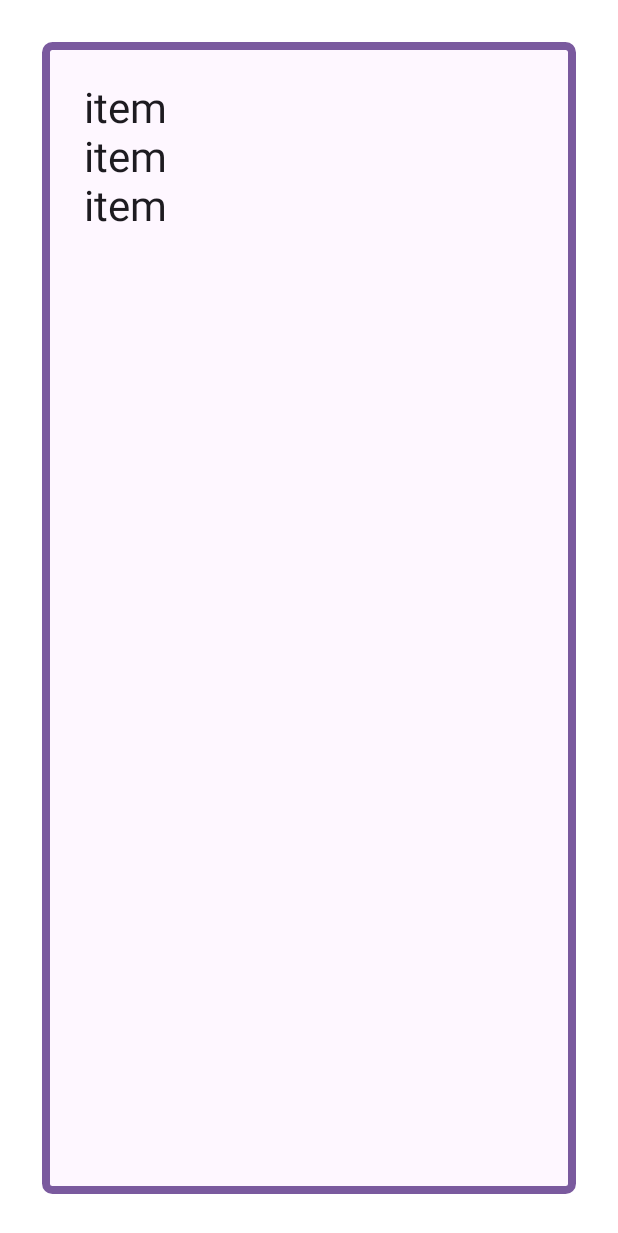
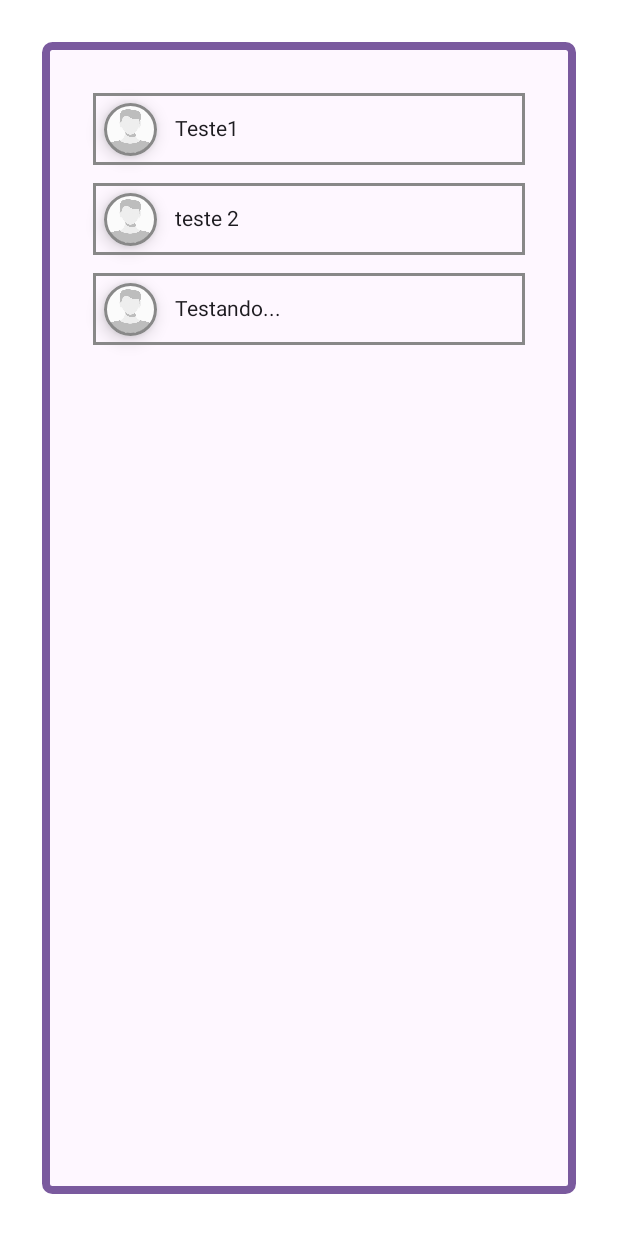
Before and after one commit to gil-fullstack/AndroidProfileCard, an Android app built with Jetpack Compose: the @Preview function Content, on a phone screen of 412 x 824 dp. Shown: the top 1233 px of the screen. Run offline under Robolectric (Android 15) with nearby library versions, the phone set to English and light mode, and no system bars.

Commit message:
update profile list

```diff
--- a/app/src/main/java/com/tinellus/perfilcard/MainActivity.kt
+++ b/app/src/main/java/com/tinellus/perfilcard/MainActivity.kt
@@ -9,9 +9,11 @@ import androidx.compose.foundation.BorderStroke
 import androidx.compose.foundation.Image
 import androidx.compose.foundation.background
 import androidx.compose.foundation.border
+import androidx.compose.foundation.layout.Arrangement
 import androidx.compose.foundation.layout.Box
 import androidx.compose.foundation.layout.Column
 import androidx.compose.foundation.layout.PaddingValues
+import androidx.compose.foundation.layout.Row
 import androidx.compose.foundation.layout.Spacer
 import androidx.compose.foundation.layout.fillMaxHeight
 import androidx.compose.foundation.layout.fillMaxWidth
@@ -55,10 +57,12 @@ class MainActivity : ComponentActivity() {
 
 @SuppressLint("ResourceAsColor")
 @Composable
-fun myShowCard(){
-    Surface(modifier = Modifier
+fun myShowCard() {
+    Surface(
+        modifier = Modifier
             .fillMaxWidth()
-        .fillMaxHeight()) {
+            .fillMaxHeight()
+    ) {
         Card(
             modifier = Modifier
                 .fillMaxWidth()
@@ -77,17 +81,20 @@ fun myShowCard(){
             colors = CardDefaults.cardColors(containerColor = colorResource(id = R.color.celeste))
         ) {
             Spacer(modifier = Modifier.height(42.dp))
-             Column(modifier = Modifier.fillMaxWidth(),
-                 horizontalAlignment = Alignment.CenterHorizontally)
+            Column(
+                modifier = Modifier.fillMaxWidth(),
+                horizontalAlignment = Alignment.CenterHorizontally
+            )
             {
-                 ProfilePhoto(135.dp, Color(0xFF7A5A9E))
+                ProfilePhoto(135.dp, 7.dp, Color(0xFF7A5A9E))
                 Spacer(modifier = Modifier.height(10.dp))
                 HorizontalDivider(
                     thickness = 4.dp,
                     color = colorResource(id = R.color.dar_blue)
                 )
                 Column(modifier = Modifier.padding(7.dp)) {
-                         Text(text = "Gilvan Pereira",
+                    Text(
+                        text = "Gilvan Pereira",
                         fontSize = 35.sp,
                         color = Color(0xFF7A5A9E),
                         fontWeight = FontWeight.Bold
@@ -102,11 +109,11 @@ fun myShowCard(){
 
 @SuppressLint("ResourceAsColor")
 @Composable
-private fun ProfilePhoto(mySize: Dp, strokeColor: Color) {
+private fun ProfilePhoto(mySize: Dp, borderSize: Dp, strokeColor: Color) {
     Surface(
         modifier = Modifier.size(mySize),
         shape = CircleShape,
-        border = BorderStroke(5.dp, strokeColor),
+        border = BorderStroke(borderSize, strokeColor),
         tonalElevation = 7.dp,
         shadowElevation = 7.dp
     ) {
@@ -127,12 +134,14 @@ fun GreetingPreview() {
 
 @Preview
 @Composable
-fun Content(){
+fun Content() {
     val myItems = listOf("Teste1", "teste 2", "Testando...")
-    Box(modifier = Modifier
+    Box(
+        modifier = Modifier
             .fillMaxWidth()
             .fillMaxHeight()
-        .padding(14.dp)) {
+            .padding(14.dp)
+    ) {
         Portfolios(myItems)
     }
 }
@@ -148,9 +157,25 @@ private fun Portfolios(myItems: List<String>) {
         border = BorderStroke(width = 5.dp, color = Color(0xFF7A5A9E))
     ) {
         LazyColumn(contentPadding = PaddingValues(28.dp)) {
-            items(myItems) {
-                Text(text = "item", fontSize = 28.sp)
+
+                items(myItems) { item ->
+                    Row(
+                        modifier = Modifier
+                            .fillMaxWidth()
+                            .height(60.dp)
+                            .padding(6.dp)
+                            .border(2.dp, Color.Gray) ,
+                        horizontalArrangement = Arrangement.Start,
+                        verticalAlignment = Alignment.CenterVertically
+                    ) {
+                            Spacer(modifier = Modifier.size(7.dp))
+                            ProfilePhoto(35.dp, 2.dp, Color.Gray)
+                            Spacer(modifier = Modifier.size(12.dp))
+                            Text(text = item)
+
+                    }
+                }
+
         }
     }
 }
-}
```
Lines whose indentation alone changed are shown as unchanged.
